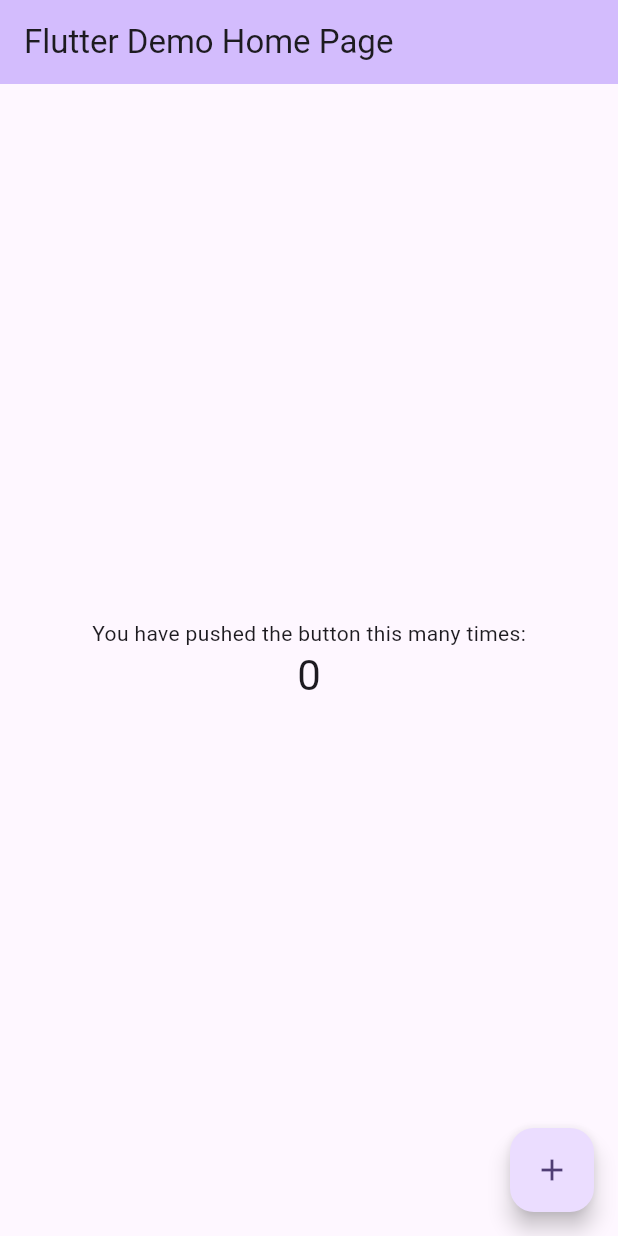
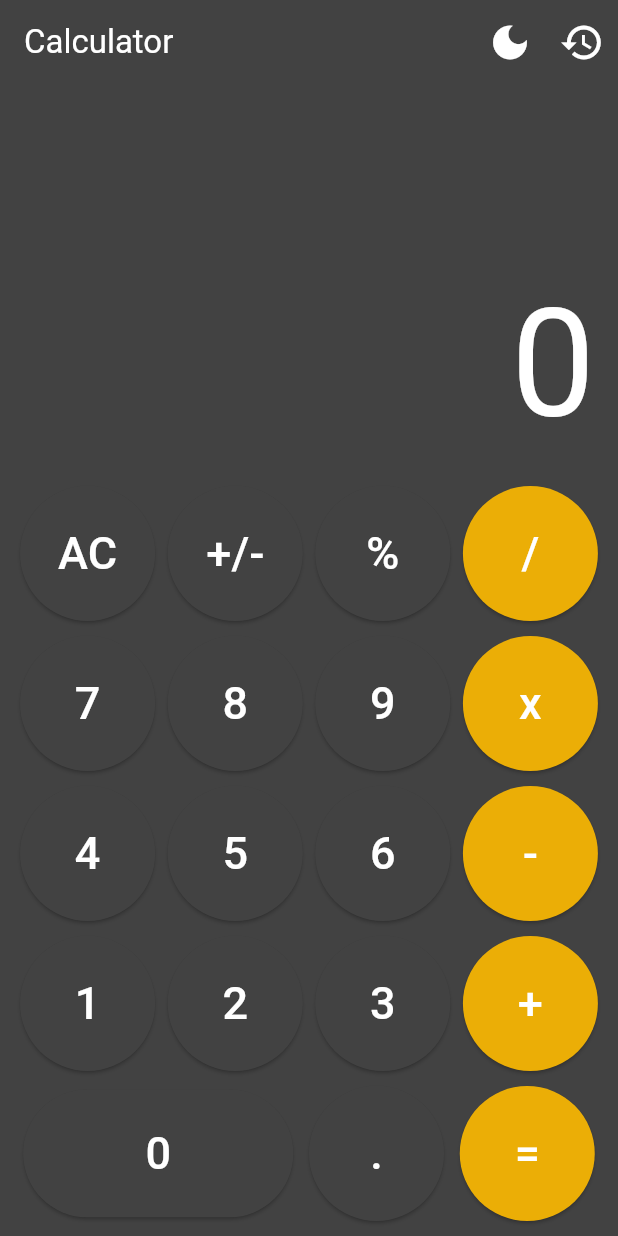
Before and after one commit to chayodom-khruesuk/pactics-calcutator-flutter, a Flutter app: the screen it shows after launch, on a phone screen of 412 x 824 dp. Run offline on Flutter 3.47's test engine with Material 3 defaults, Android fonts, the phone set to English and light mode, and no system bars.

Commit message:
add: feature about calculator, themeMode and History calculator

```diff
--- /dev/null
+++ b/lib/calculator.dart
@@ -0,0 +1,353 @@
+import 'package:flutter/material.dart';
+import 'history_page.dart';
+
+class Calculator extends StatefulWidget {
+  const Calculator({super.key});
+
+  @override
+  State<Calculator> createState() => _CalculatorState();
+}
+
+class _CalculatorState extends State<Calculator> {
+  bool isDarkMode = true;
+  List<String> history = [];
+  dynamic currentEquation = '';
+
+  ColorScheme getThemeColors() {
+    return isDarkMode
+        ? const ColorScheme(
+            brightness: Brightness.dark,
+            primary: Colors.white,
+            secondary: Color(0xFFEBAE06),
+            surface: Color(0xFF424242),
+            error: Colors.red,
+            onPrimary: Colors.black,
+            onSecondary: Colors.white,
+            onSurface: Colors.white,
+            onError: Colors.white,
+          )
+        : const ColorScheme(
+            brightness: Brightness.light,
+            primary: Colors.black,
+            secondary: Color(0xFFEBAE06),
+            surface: Color(0xFFE0E0E0),
+            error: Colors.red,
+            onPrimary: Colors.white,
+            onSecondary: Colors.black,
+            onSurface: Colors.black,
+            onError: Colors.white,
+          );
+  }
+
+  Widget calbutton(String btntxt, Color btncolor, Color txtcolor) {
+    return SizedBox(
+      width: 90,
+      height: 90,
+      child: ElevatedButton(
+        onPressed: () {
+          calculation(btntxt);
+        },
+        style: ElevatedButton.styleFrom(
+          shape: const CircleBorder(),
+          backgroundColor: btncolor,
+        ),
+        child: Center(
+          child: Text(
+            btntxt,
+            style: TextStyle(fontSize: 30, color: txtcolor),
+          ),
+        ),
+      ),
+    );
+  }
+
+  @override
+  Widget build(BuildContext context) {
+    final colors = getThemeColors();
+
+    return Scaffold(
+      backgroundColor: colors.surface,
+      appBar: AppBar(
+        title: Text('Calculator', style: TextStyle(color: colors.primary)),
+        backgroundColor: colors.surface,
+        actions: <Widget>[
+          IconButton(
+            icon: Icon(
+              isDarkMode ? Icons.dark_mode : Icons.light_mode,
+              color: colors.primary,
+              size: 30,
+            ),
+            onPressed: () => setState(() {
+              isDarkMode = !isDarkMode;
+            }),
+          ),
+          IconButton(
+            icon: Icon(
+              Icons.history,
+              color: colors.primary,
+              size: 30,
+            ),
+            onPressed: () {
+              Navigator.push(
+                context,
+                MaterialPageRoute(
+                  builder: (context) => HistoryPage(
+                    history: history,
+                    onClear: () {
+                      setState(() {
+                        history.clear();
+                      });
+                    },
+                    isDarkMode: isDarkMode,
+                  ),
+                ),
+              );
+            },
+          ),
+        ],
+      ),
+      body: Padding(
+        padding: const EdgeInsets.symmetric(horizontal: 5),
+        child: Column(
+          mainAxisAlignment: MainAxisAlignment.end,
+          children: [
+            Row(
+              mainAxisAlignment: MainAxisAlignment.end,
+              children: [
+                Padding(
+                  padding: const EdgeInsets.all(10),
+                  child: Text(
+                    currentEquation,
+                    textAlign: TextAlign.right,
+                    style: TextStyle(
+                      color: colors.primary.withOpacity(0.7),
+                      fontSize: 24,
+                    ),
+                  ),
+                ),
+              ],
+            ),
+            Row(
+              mainAxisAlignment: MainAxisAlignment.end,
+              children: [
+                Padding(
+                  padding: const EdgeInsets.all(10),
+                  child: Text(
+                    text,
+                    textAlign: TextAlign.left,
+                    style: TextStyle(color: colors.primary, fontSize: 100),
+                  ),
+                ),
+              ],
+            ),
+            Row(
+              mainAxisAlignment: MainAxisAlignment.spaceEvenly,
+              children: [
+                calbutton('AC', colors.surface, colors.onSurface),
+                calbutton('+/-', colors.surface, colors.onSurface),
+                calbutton('%', colors.surface, colors.onSurface),
+                calbutton('/', colors.secondary, colors.onSecondary),
+              ],
+            ),
+            const SizedBox(height: 10),
+            Row(
+              mainAxisAlignment: MainAxisAlignment.spaceEvenly,
+              children: [
+                calbutton('7', colors.surface, colors.onSurface),
+                calbutton('8', colors.surface, colors.onSurface),
+                calbutton('9', colors.surface, colors.onSurface),
+                calbutton('x', colors.secondary, colors.onSecondary),
+              ],
+            ),
+            const SizedBox(height: 10),
+            Row(
+              mainAxisAlignment: MainAxisAlignment.spaceEvenly,
+              children: [
+                calbutton('4', colors.surface, colors.onSurface),
+                calbutton('5', colors.surface, colors.onSurface),
+                calbutton('6', colors.surface, colors.onSurface),
+                calbutton('-', colors.secondary, colors.onSecondary),
+              ],
+            ),
+            const SizedBox(height: 10),
+            Row(
+              mainAxisAlignment: MainAxisAlignment.spaceEvenly,
+              children: [
+                calbutton('1', colors.surface, colors.onSurface),
+                calbutton('2', colors.surface, colors.onSurface),
+                calbutton('3', colors.surface, colors.onSurface),
+                calbutton('+', colors.secondary, colors.onSecondary),
+              ],
+            ),
+            const SizedBox(height: 10),
+            Row(
+              mainAxisAlignment: MainAxisAlignment.spaceEvenly,
+              children: [
+                SizedBox(
+                  width: 180,
+                  height: 85,
+                  child: ElevatedButton(
+                    style: ElevatedButton.styleFrom(
+                      shape: const StadiumBorder(),
+                      backgroundColor: colors.surface,
+                    ),
+                    onPressed: () {
+                      calculation('0');
+                    },
+                    child: Center(
+                      child: Text(
+                        "0",
+                        style: TextStyle(fontSize: 30, color: colors.onSurface),
+                      ),
+                    ),
+                  ),
+                ),
+                calbutton('.', colors.surface, colors.onSurface),
+                calbutton('=', colors.secondary, colors.onSecondary),
+              ],
+            ),
+            const SizedBox(height: 10),
+          ],
+        ),
+      ),
+    );
+  }
+
+  dynamic text = '0';
+  double numOne = 0;
+  double numTwo = 0;
+  dynamic result = '';
+  dynamic finalResult = '';
+  dynamic opr = '';
+  dynamic preOpr = '';
+
+  bool isOperator(String btnText) {
+    return btnText == '+' ||
+        btnText == '-' ||
+        btnText == 'x' ||
+        btnText == '/' ||
+        btnText == '=' ||
+        btnText == '%' ||
+        btnText == '+/-';
+  }
+
+  void calculation(btnText) {
+    if (opr == '=' && !isOperator(btnText)) {
+      text = '0';
+      numOne = 0;
+      numTwo = 0;
+      result = '';
+      finalResult = '';
+      opr = '';
+      preOpr = '';
+      currentEquation = '';
+    }
+
+    if (btnText == 'AC') {
+      text = '0';
+      numOne = 0;
+      numTwo = 0;
+      result = '';
+      finalResult = '0';
+      opr = '';
+      preOpr = '';
+      currentEquation = '';
+    } else if (opr == '=' && btnText == '=') {
+      if (preOpr == '+') {
+        finalResult = add();
+      } else if (preOpr == '-') {
+        finalResult = sub();
+      } else if (preOpr == 'x') {
+        finalResult = mul();
+      } else if (preOpr == '/') {
+        finalResult = div();
+      }
+    } else if (btnText == '+' ||
+        btnText == '-' ||
+        btnText == 'x' ||
+        btnText == '/' ||
+        btnText == '=') {
+      if (numOne == 0) {
+        numOne = double.parse(result);
+      } else {
+        numTwo = double.parse(result);
+      }
+
+      if (opr == '+') {
+        finalResult = add();
+      } else if (opr == '-') {
+        finalResult = sub();
+      } else if (opr == 'x') {
+        finalResult = mul();
+      } else if (opr == '/') {
+        finalResult = div();
+      }
+      preOpr = opr;
+      opr = btnText;
+      result = '';
+    } else if (btnText == '%') {
+      result = numOne / 100;
+      finalResult = doesContainDecimal(result);
+    } else if (btnText == '.') {
+      if (!result.toString().contains('.')) {
+        result = '$result.';
+      }
+      finalResult = result;
+    } else if (btnText == '+/-') {
+      result.toString().startsWith('-')
+          ? result = result.toString().substring(1)
+          : result = '-$result';
+      finalResult = result;
+    } else {
+      result = result + btnText;
+      finalResult = result;
+    }
+
+    if (btnText == 'AC') {
+      currentEquation = '';
+    } else if (btnText == '=') {
+      currentEquation = '$currentEquation = $finalResult';
+      history.add(currentEquation);
+    } else {
+      currentEquation = currentEquation + btnText;
+    }
+
+    setState(() {
+      text = finalResult;
+    });
+  }
+
+  String add() {
+    result = (numOne + numTwo).toString();
+    numOne = double.parse(result);
+    return doesContainDecimal(result);
+  }
+
+  String sub() {
+    result = (numOne - numTwo).toString();
+    numOne = double.parse(result);
+    return doesContainDecimal(result);
+  }
+
+  String mul() {
+    result = (numOne * numTwo).toString();
+    numOne = double.parse(result);
+    return doesContainDecimal(result);
+  }
+
+  String div() {
+    result = (numOne / numTwo).toString();
+    numOne = double.parse(result);
+    return doesContainDecimal(result);
+  }
+
+  String doesContainDecimal(dynamic result) {
+    if (result.toString().contains('.')) {
+      List<String> splitDecimal = result.toString().split('.');
+      if (!(int.parse(splitDecimal[1]) > 0)) {
+        return result = splitDecimal[0].toString();
+      }
+    }
+    return result;
+  }
+}
--- a/lib/main.dart
+++ b/lib/main.dart
@@ -1,4 +1,5 @@
 import 'package:flutter/material.dart';
+import 'package:pactics_calculator/calculator.dart';
 
 void main() {
   runApp(const MyApp());
@@ -7,119 +8,13 @@ void main() {
 class MyApp extends StatelessWidget {
   const MyApp({super.key});
 
-  // This widget is the root of your application.
   @override
   Widget build(BuildContext context) {
     return MaterialApp(
-      title: 'Flutter Demo',
-      theme: ThemeData(
-        // This is the theme of your application.
-        //
-        // TRY THIS: Try running your application with "flutter run". You'll see
-        // the application has a purple toolbar. Then, without quitting the app,
-        // try changing the seedColor in the colorScheme below to Colors.green
-        // and then invoke "hot reload" (save your changes or press the "hot
-        // reload" button in a Flutter-supported IDE, or press "r" if you used
-        // the command line to start the app).
-        //
-        // Notice that the counter didn't reset back to zero; the application
-        // state is not lost during the reload. To reset the state, use hot
-        // restart instead.
-        //
-        // This works for code too, not just values: Most code changes can be
-        // tested with just a hot reload.
-        colorScheme: ColorScheme.fromSeed(seedColor: Colors.deepPurple),
-        useMaterial3: true,
-      ),
-      home: const MyHomePage(title: 'Flutter Demo Home Page'),
+      debugShowCheckedModeBanner: false,
+      theme: ThemeData.light(),
+      darkTheme: ThemeData.dark(),
+      home: const Calculator(),
     );
   }
 }
-
-class MyHomePage extends StatefulWidget {
-  const MyHomePage({super.key, required this.title});
-
-  // This widget is the home page of your application. It is stateful, meaning
-  // that it has a State object (defined below) that contains fields that affect
-  // how it looks.
-
-  // This class is the configuration for the state. It holds the values (in this
-  // case the title) provided by the parent (in this case the App widget) and
-  // used by the build method of the State. Fields in a Widget subclass are
-  // always marked "final".
-
-  final String title;
-
-  @override
-  State<MyHomePage> createState() => _MyHomePageState();
-}
-
-class _MyHomePageState extends State<MyHomePage> {
-  int _counter = 0;
-
-  void _incrementCounter() {
-    setState(() {
-      // This call to setState tells the Flutter framework that something has
-      // changed in this State, which causes it to rerun the build method below
-      // so that the display can reflect the updated values. If we changed
-      // _counter without calling setState(), then the build method would not be
-      // called again, and so nothing would appear to happen.
-      _counter++;
-    });
-  }
-
-  @override
-  Widget build(BuildContext context) {
-    // This method is rerun every time setState is called, for instance as done
-    // by the _incrementCounter method above.
-    //
-    // The Flutter framework has been optimized to make rerunning build methods
-    // fast, so that you can just rebuild anything that needs updating rather
-    // than having to individually change instances of widgets.
-    return Scaffold(
-      appBar: AppBar(
-        // TRY THIS: Try changing the color here to a specific color (to
-        // Colors.amber, perhaps?) and trigger a hot reload to see the AppBar
-        // change color while the other colors stay the same.
-        backgroundColor: Theme.of(context).colorScheme.inversePrimary,
-        // Here we take the value from the MyHomePage object that was created by
-        // the App.build method, and use it to set our appbar title.
-        title: Text(widget.title),
-      ),
-      body: Center(
-        // Center is a layout widget. It takes a single child and positions it
-        // in the middle of the parent.
-        child: Column(
-          // Column is also a layout widget. It takes a list of children and
-          // arranges them vertically. By default, it sizes itself to fit its
-          // children horizontally, and tries to be as tall as its parent.
-          //
-          // Column has various properties to control how it sizes itself and
-          // how it positions its children. Here we use mainAxisAlignment to
-          // center the children vertically; the main axis here is the vertical
-          // axis because Columns are vertical (the cross axis would be
-          // horizontal).
-          //
-          // TRY THIS: Invoke "debug painting" (choose the "Toggle Debug Paint"
-          // action in the IDE, or press "p" in the console), to see the
-          // wireframe for each widget.
-          mainAxisAlignment: MainAxisAlignment.center,
-          children: <Widget>[
-            const Text(
-              'You have pushed the button this many times:',
-            ),
-            Text(
-              '$_counter',
-              style: Theme.of(context).textTheme.headlineMedium,
-            ),
-          ],
-        ),
-      ),
-      floatingActionButton: FloatingActionButton(
-        onPressed: _incrementCounter,
-        tooltip: 'Increment',
-        child: const Icon(Icons.add),
-      ), // This trailing comma makes auto-formatting nicer for build methods.
-    );
-  }
-}
```
Also changed, not shown: lib/history_page.dart (added, +56 -0 lines), 1 other file.
